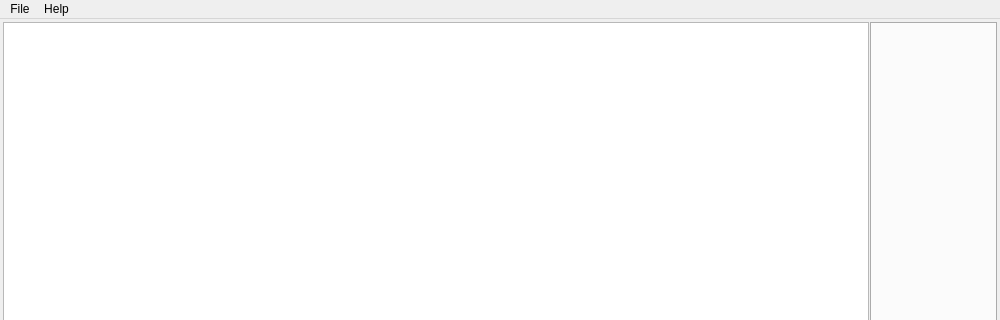
Old version of the form Source/cpp/UI/MainWindow.ui in the repository krre/normalizer; both pictures show x 0 to 1000 and y 0 to 320 of the 1000 by 600 pixel window.
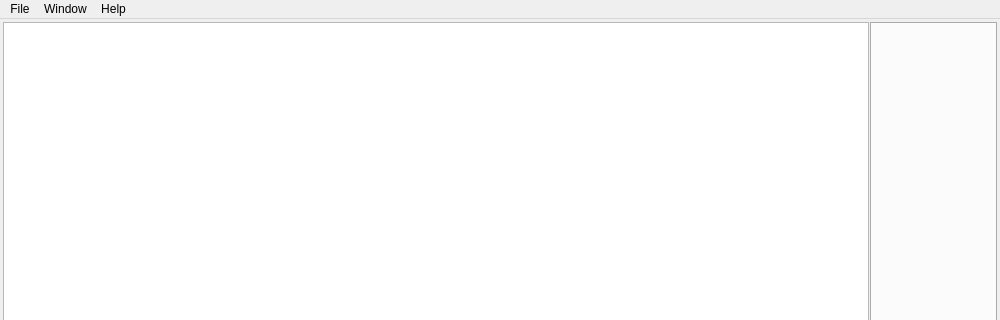
New version of the form.

Commit message: Add Show Left Sidebar action into Window menu

The edit to the form file:
```diff
--- a/Source/cpp/UI/MainWindow.ui
+++ b/Source/cpp/UI/MainWindow.ui
@@ -75,7 +75,14 @@
     </property>
     <addaction name="actionAbout"/>
    </widget>
+   <widget class="QMenu" name="menuWindow">
+    <property name="title">
+     <string>Window</string>
+    </property>
+    <addaction name="actionShow_left_sidebar"/>
+   </widget>
    <addaction name="menuFile"/>
+   <addaction name="menuWindow"/>
    <addaction name="menuHelp"/>
   </widget>
   <widget class="QStatusBar" name="statusbar"/>
```
Left out of the diff: 17 changed lines with no effect on the pictures. The commit also changes 2 other files.
